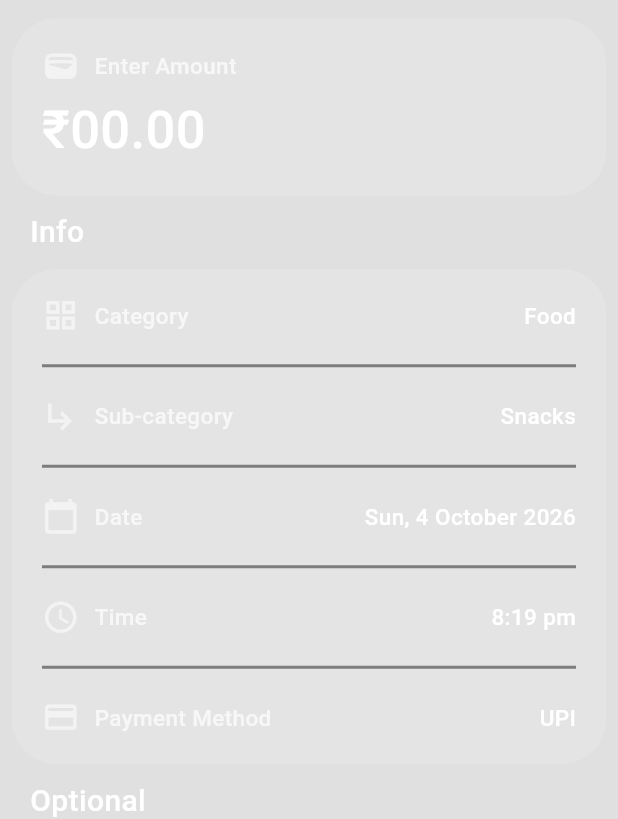
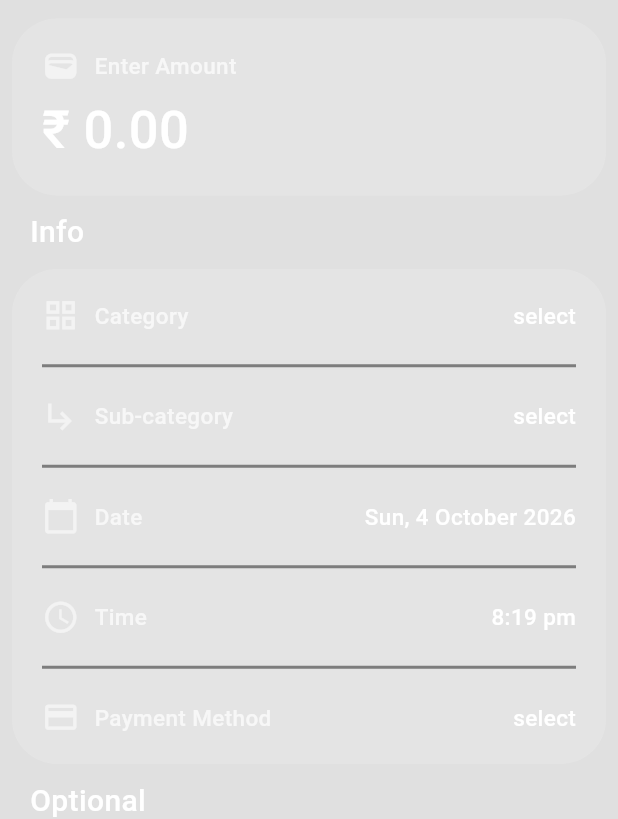
Before and after one commit to kumarmanish24-tech/MYPOCKET1, a Flutter app: the addexpence screen opened directly, on a phone screen of 412 x 824 dp. Shown: the part 124-943 px from the top of the screen. Run offline on Flutter 3.47's test engine with Material 3 defaults, Android fonts, the phone set to English and light mode, and no system bars; our stand-ins replace easy_stepper, flutter_card_swiper, lottie, table_calendar; missing offline and left inert: reel_text; network calls fail; project files that could hold a hidden picture were left out.

Commit message:
add provider_for_addexpense.dart

```diff
--- /dev/null
+++ b/lib/state_provider/provider_for_addexpense.dart
@@ -0,0 +1,59 @@
+import 'package:flutter/cupertino.dart';
+
+class addexpense with ChangeNotifier{
+
+  String _money = "0.00";
+  String get moneyvalue => _money;
+
+  void increse (String newvalue){
+    _money = newvalue;
+    notifyListeners();
+  }
+
+}
+
+class selectcategory with ChangeNotifier{
+
+  String _category = "select";
+  String get selecttedcategory => _category;
+
+  void select_category(newcategory){
+
+    _category = newcategory;
+    notifyListeners();
+
+  }
+
+
+}
+
+class selectsub_category with ChangeNotifier{
+
+  String _sub_category = "select";
+  String get selecttedsubcategory => _sub_category;
+
+  void select_subcategory(newsubcategory){
+
+    _sub_category = newsubcategory;
+    notifyListeners();
+
+  }
+
+
+}
+
+class select_paymentmethod with ChangeNotifier{
+
+  String _payment = "select";
+  String get selecttepaymentdcategory => _payment;
+
+  void select_paymentcategory(newpaymentcategory){
+
+    _payment = newpaymentcategory;
+    notifyListeners();
+
+  }
+
+
+
+}
--- a/lib/ui/add_expance.dart
+++ b/lib/ui/add_expance.dart
@@ -2,9 +2,11 @@ import 'dart:math' as math;
 
 import 'package:flutter/cupertino.dart';
 import 'package:flutter/material.dart';
+import 'package:mypocket/state_provider/provider_for_addexpense.dart';
 import 'package:mypocket/ui/add_expance.dart';
 import 'package:mypocket/ui/component/glowingbutton.dart';
 import 'package:mypocket/ui/ex.dart';
+import 'package:provider/provider.dart';
 import 'package:reel_text/reel_text.dart';
 
 class CategoryItem {
@@ -664,7 +666,7 @@ class _addexpenceState extends State<addexpence> {
                           style: const TextStyle(color: Colors.white),
                         ),
                         onTap: () {
-                          // Pass selected item back and close bottom sheet
+                          context.read<selectcategory>().select_category(category.title);
                           Navigator.pop(context, category);
                         },
                       );
@@ -802,7 +804,7 @@ class _addexpenceState extends State<addexpence> {
                           style: const TextStyle(color: Colors.white),
                         ),
                         onTap: () {
-                          // Pass selected item back and close bottom sheet
+                          context.read<select_paymentmethod>().select_paymentcategory(category.title);
                           Navigator.pop(context, category);
                         },
                       );
@@ -942,7 +944,7 @@ class _addexpenceState extends State<addexpence> {
                           style: const TextStyle(color: Colors.white),
                         ),
                         onTap: () {
-                          // Pass selected item back and close bottom sheet
+                          context.read<selectsub_category>().select_subcategory(category.title);
                           Navigator.pop(context, category);
                         },
                       );
@@ -1125,14 +1127,16 @@ class _addexpenceState extends State<addexpence> {
                                       Row(
                                         children: [
                                           SizedBox(width: 20),
-                                          Text(
-                                            "₹00.00",
+                                          Consumer<addexpense>(builder: (context,addexpense,child){
+                                            return Text(
+                                              "₹ ${addexpense.moneyvalue}",
                                               style: TextStyle(
                                                 fontWeight: FontWeight.w500,
                                                 color: Colors.white,
                                                 fontSize: 35,
                                               ),
-                                          ),
+                                            );
+                                          }),
                                         ],
                                       ),
                                     ],
@@ -1217,17 +1221,19 @@ class _addexpenceState extends State<addexpence> {
 
                                     Spacer(),
 
-                                    Padding(
+                                    Consumer<selectcategory>(builder: (context,cateory,child){
+                                      return Padding(
                                         padding: const EdgeInsets.only(right: 10.0),
                                         child: Text(
-                                        "Food",
+                                          "${cateory.selecttedcategory}",
                                           style: TextStyle(
                                             fontWeight: FontWeight.w500,
                                             color: Colors.white,
                                             fontSize: 15,
                                           ),
                                         ),
-                                    ),
+                                      );
+                                    }),
                                     SizedBox(width: 10),
                                   ],
                                 ),
@@ -1267,17 +1273,20 @@ class _addexpenceState extends State<addexpence> {
                                       ],
                                     ),
                                     Spacer(),
-                                    Padding(
+                                    Consumer<selectsub_category>(builder: (context,subcategory,child){
+                                      return  Padding(
                                         padding: const EdgeInsets.only(right: 10.0),
                                         child: Text(
-                                        "Snacks",
+                                          "${subcategory.selecttedsubcategory}",
                                           style: TextStyle(
                                             fontWeight: FontWeight.w500,
                                             color: Colors.white,
                                             fontSize: 15,
                                           ),
                                         ),
-                                    ),
+                                      );
+                                    }),
+
                                     SizedBox(width: 10),
                                   ],
                                 ),
@@ -1413,17 +1422,19 @@ class _addexpenceState extends State<addexpence> {
                                     ),
                                     Spacer(),
 
-                                    Padding(
+                                    Consumer<select_paymentmethod>(builder: (context,paymentmethod,child){
+                                      return Padding(
                                         padding: const EdgeInsets.only(right: 10.0),
-                                      child: Text(
-                                        "UPI",
+                                        child:  Text(
+                                          "${paymentmethod.selecttepaymentdcategory}",
                                           style: TextStyle(
                                             fontWeight: FontWeight.w500,
                                             color: Colors.white,
                                             fontSize: 15,
                                           ),
                                         ),
-                                    ),
+                                      );
+                                    }),
                                     SizedBox(width: 10),
                                   ],
                                 ),
@@ -1862,7 +1873,7 @@ class _addexpenceState extends State<addexpence> {
 
                       textInputAction: TextInputAction.done, // Shows the check/done button on the keyboard
                       onSubmitted: (value) {
-                        // Call your function here when the check button is clicked
+                        context.read<addexpense>().increse(value);
                         Navigator.pop(context);
                       },
 
```
Also changed, not shown: lib/main.dart (+6 -1 lines), lib/state_provider/provider_for_addmoney_page.dart (+0 -14 lines). Lines whose indentation alone changed are shown as unchanged.
